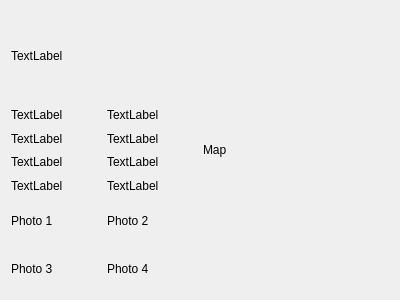
First picture: the form in GeoStation_Projet/museesmainwidget.ui, repository SoheibBiga/GeoStation, before the edit.
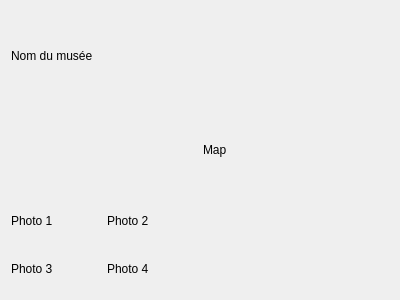
Second picture: the form after the edit.

What changed in the file:
```diff
--- a/GeoStation_Projet/museesmainwidget.ui
+++ b/GeoStation_Projet/museesmainwidget.ui
@@ -13,6 +13,9 @@
   <property name="windowTitle">
    <string>Form</string>
   </property>
+  <property name="styleSheet">
+   <string notr="true">background-color: rgb( 	207, 181, 59);</string>
+  </property>
   <layout class="QVBoxLayout" name="verticalLayout_2">
    <item>
     <layout class="QHBoxLayout" name="horizontalLayout">
@@ -21,7 +24,7 @@
        <item>
         <widget class="QLabel" name="label_nomMusee">
          <property name="text">
-          <string>TextLabel</string>
+          <string>Nom du musée</string>
          </property>
         </widget>
        </item>
@@ -30,56 +33,56 @@
          <item row="2" column="0">
           <widget class="QLabel" name="gauche_fermeture">
            <property name="text">
-            <string>TextLabel</string>
+            <string/>
            </property>
           </widget>
          </item>
          <item row="1" column="0">
           <widget class="QLabel" name="gauche_horaires">
            <property name="text">
-            <string>TextLabel</string>
+            <string/>
            </property>
           </widget>
          </item>
          <item row="0" column="1">
           <widget class="QLabel" name="droite_adresse">
            <property name="text">
-            <string>TextLabel</string>
+            <string/>
            </property>
           </widget>
          </item>
          <item row="1" column="1">
           <widget class="QLabel" name="droite_horaires">
            <property name="text">
-            <string>TextLabel</string>
+            <string/>
            </property>
           </widget>
          </item>
          <item row="2" column="1">
           <widget class="QLabel" name="droite_fermeture">
            <property name="text">
-            <string>TextLabel</string>
+            <string/>
            </property>
           </widget>
          </item>
          <item row="0" column="0">
           <widget class="QLabel" name="gauche_adresse">
            <property name="text">
-            <string>TextLabel</string>
+            <string/>
            </property>
           </widget>
          </item>
          <item row="3" column="0">
           <widget class="QLabel" name="gauche_nocturnes">
            <property name="text">
-            <string>TextLabel</string>
+            <string/>
            </property>
           </widget>
          </item>
          <item row="3" column="1">
           <widget class="QLabel" name="droite_nocturnes">
            <property name="text">
-            <string>TextLabel</string>
+            <string/>
            </property>
           </widget>
          </item>
```
Left out of the diff: 8 changed lines with no effect on the pictures.
